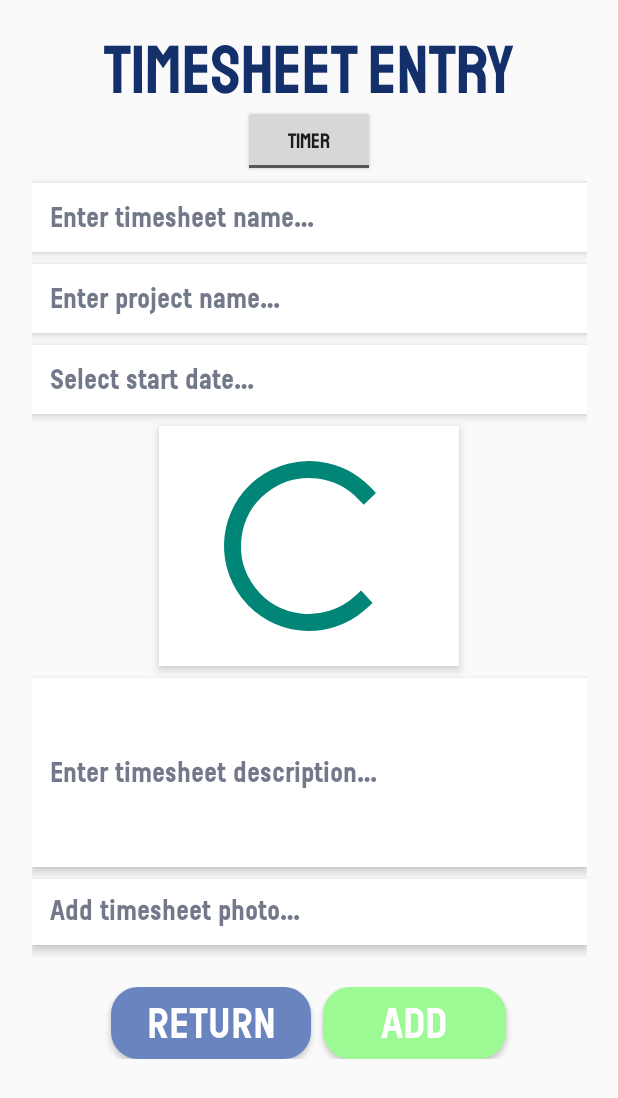
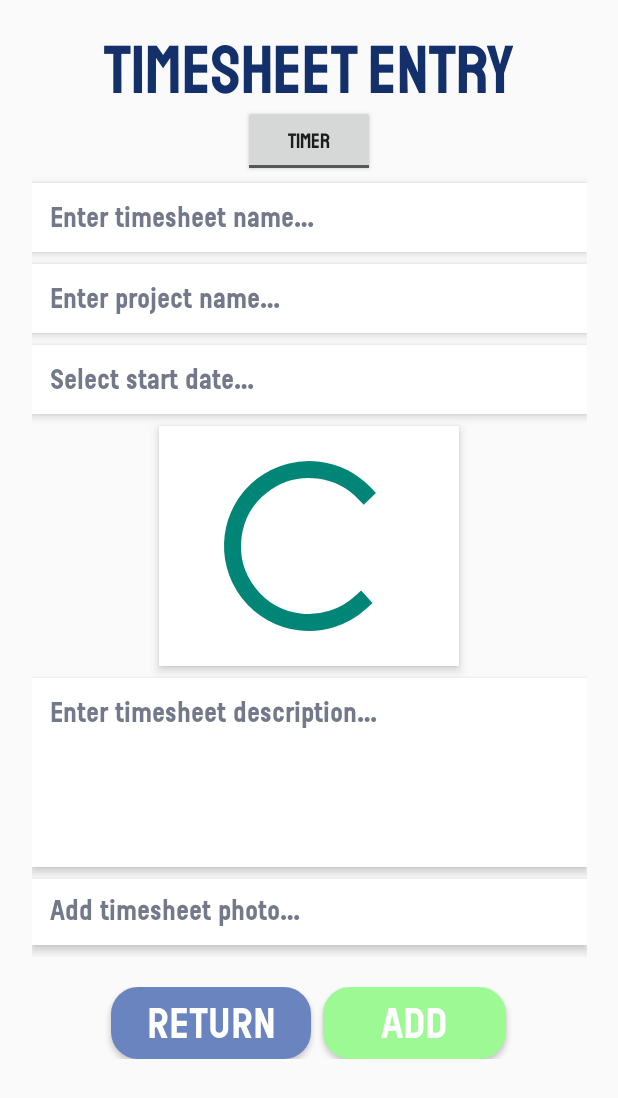
Before and after one commit to ST10036509/PunchIn, an Android app built with Jetpack Compose: the layout activity_timesheet_creation.xml on its own in the app's theme, with its tools: preview values and no code run, on a phone screen of 412 x 824 dp. Shown: the top 1098 px of the screen. Run offline under Robolectric (Android 15) with nearby library versions, the phone set to English and light mode, and no system bars.

Commit message:
OS-168 : Aligned Timesheet Description Hint

```diff
--- a/app/src/main/res/layout/activity_timesheet_creation.xml
+++ b/app/src/main/res/layout/activity_timesheet_creation.xml
@@ -108,14 +108,14 @@ LAST MODIFIED: 25/04/2024
             android:id="@+id/et_Timesheet_Description"
             android:layout_width="match_parent"
             android:layout_height="126dp"
+            android:gravity="top|start"
             android:layout_marginBottom="8dp"
             android:background="@drawable/rectangle_wrapper_white_sharp_corners"
             android:elevation="4dp"
             android:fontFamily="@font/reglo_bold"
             android:hint="@string/hint_timesheet_description"
+            android:singleLine="false"
             android:padding="12dp"
-            android:singleLine="false"
-            android:textAlignment="textStart"
             android:textColorHint="@color/blue_gray_50" />
 
         <EditText
```
